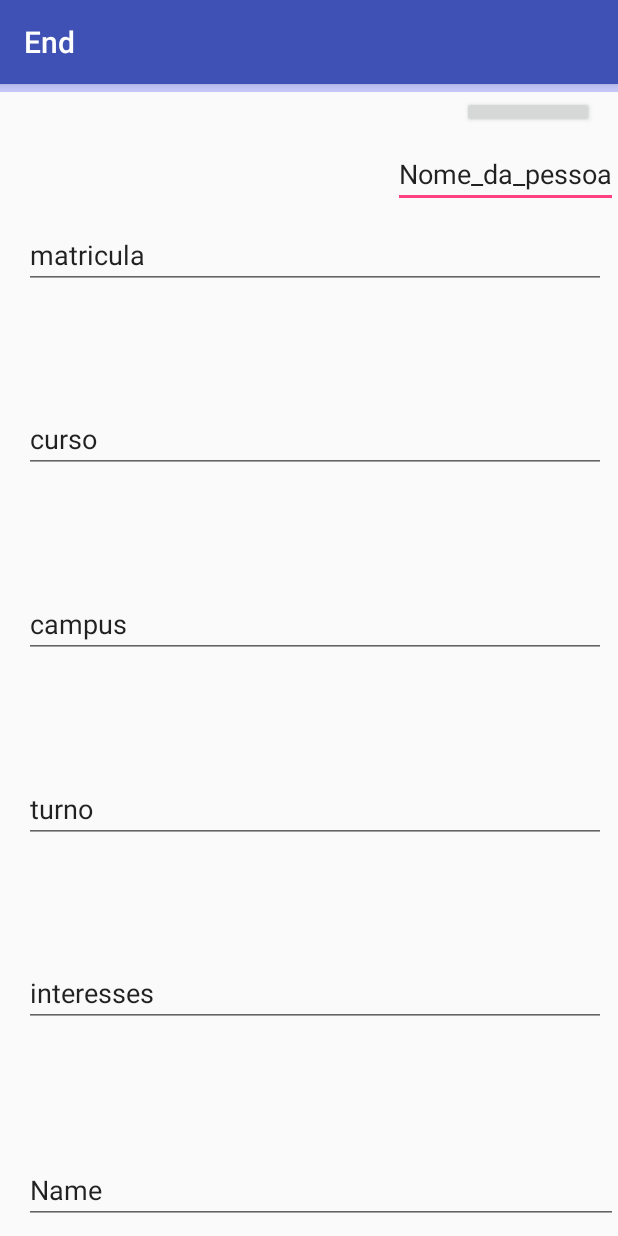
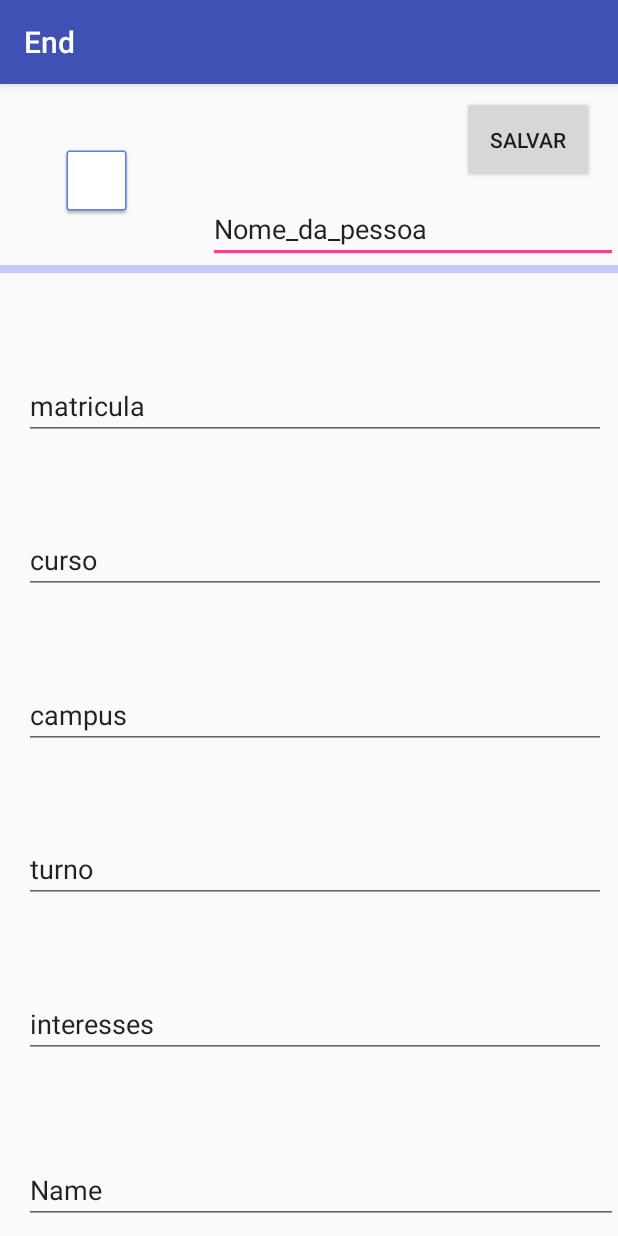
Before and after one commit to LORDBABUINO/end, an Android app: the MainActivity screen opened directly, with no data from a screen before it, on a phone screen of 412 x 824 dp. Run offline under Robolectric (Android 15) with nearby library versions, the phone set to English and light mode, and no system bars; our stand-ins replace Firebase (no records; nobody signed in at launch, a user with empty details on screens opened directly).

Commit message:
Fix Main activity Laout

```diff
--- a/app/src/main/java/ninja/soumuito/projetofinal/LoginActivity.java
+++ b/app/src/main/java/ninja/soumuito/projetofinal/LoginActivity.java
@@ -96,7 +96,6 @@ public class LoginActivity extends AppCompatActivity {
                             Toast.makeText(LoginActivity.this, "Authentication failed.",
                                     Toast.LENGTH_SHORT).show();
                         }
-                        // ...
                     }
                 });
 
--- a/app/src/main/res/layout/activity_main.xml
+++ b/app/src/main/res/layout/activity_main.xml
@@ -6,6 +6,15 @@
     android:layout_height="match_parent"
     tools:context="ninja.soumuito.projetofinal.MainActivity">
 
+    <ImageView
+        android:id="@+id/profile_pic"
+        android:layout_width="wrap_content"
+        android:layout_height="wrap_content"
+        android:layout_marginStart="40dp"
+        android:layout_marginTop="40dp"
+        app:layout_constraintStart_toStartOf="parent"
+        app:layout_constraintTop_toTopOf="parent"
+        app:srcCompat="@drawable/common_google_signin_btn_icon_dark_normal_background" />
 
     <EditText
         android:id="@+id/nome"
```
Also changed, not shown: app/src/main/java/ninja/soumuito/projetofinal/LostPassActivity.java (line endings or trailing spaces).
